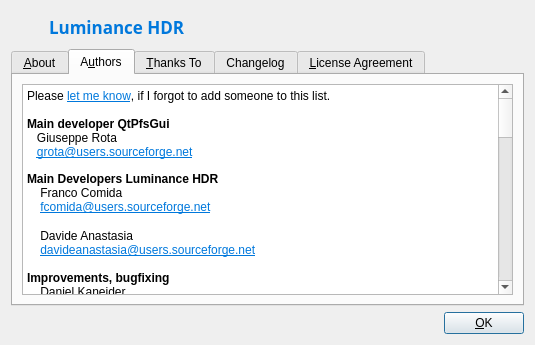
First picture: the form in src/UI/about.ui, repository LuminanceHDR/LuminanceHDR, before the edit.
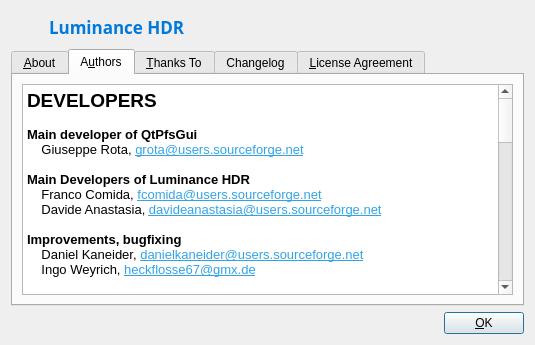
Second picture: the form after the edit. The open tabs and pages were chosen to show the change. Icons and pictures are not drawn.

Commit message: Updated About window

Diff of the .ui file:
```diff
--- a/src/UI/about.ui
+++ b/src/UI/about.ui
@@ -120,32 +120,62 @@
             <string>&lt;!DOCTYPE HTML PUBLIC &quot;-//W3C//DTD HTML 4.0//EN&quot; &quot;http://www.w3.org/TR/REC-html40/strict.dtd&quot;&gt;
 &lt;html&gt;&lt;head&gt;&lt;meta name=&quot;qrichtext&quot; content=&quot;1&quot; /&gt;&lt;style type=&quot;text/css&quot;&gt;
 p, li { white-space: pre-wrap; }
-&lt;/style&gt;&lt;/head&gt;&lt;body style=&quot; font-family:'Noto Sans'; font-size:8pt; font-weight:600; font-style:normal;&quot;&gt;
-&lt;p style=&quot; margin-top:0px; margin-bottom:0px; margin-left:0px; margin-right:0px; -qt-block-indent:0; text-indent:0px;&quot;&gt;&lt;span style=&quot; font-family:'Sans Serif'; font-size:9pt; font-weight:400;&quot;&gt;Please &lt;/span&gt;&lt;a href=&quot;mailto:davideanastasia@users.sourceforge.net&quot;&gt;&lt;span style=&quot; font-family:'Sans Serif'; font-size:9pt; font-weight:400; text-decoration: underline; color:#0078dc;&quot;&gt;let me know&lt;/span&gt;&lt;/a&gt;&lt;span style=&quot; font-family:'Sans Serif'; font-size:9pt; font-weight:400;&quot;&gt;, if I forgot to add someone to this list.&lt;/span&gt;&lt;/p&gt;
-&lt;p style=&quot; margin-top:0px; margin-bottom:0px; margin-left:0px; margin-right:0px; -qt-block-indent:0; text-indent:0px;&quot;&gt;&lt;span style=&quot; font-family:'Sans Serif'; font-size:9pt; font-weight:400;&quot;&gt;&lt;br /&gt;&lt;/span&gt;&lt;span style=&quot; font-family:'Sans Serif'; font-size:9pt;&quot;&gt;Main developer QtPfsGui&lt;/span&gt;&lt;/p&gt;
-&lt;p style=&quot; margin-top:0px; margin-bottom:0px; margin-left:0px; margin-right:0px; -qt-block-indent:0; text-indent:0px;&quot;&gt;&lt;span style=&quot; font-family:'Sans Serif'; font-size:9pt; font-weight:400;&quot;&gt;   Giuseppe Rota&lt;br /&gt;   &lt;/span&gt;&lt;a href=&quot;mailto:grota@users.sourceforge.net&quot;&gt;&lt;span style=&quot; font-family:'Sans Serif'; font-size:9pt; font-weight:400; text-decoration: underline; color:#0078dc;&quot;&gt;grota@users.sourceforge.net&lt;/span&gt;&lt;/a&gt;&lt;span style=&quot; font-family:'Sans Serif'; font-size:9pt; font-weight:400;&quot;&gt;&lt;br /&gt;&lt;/span&gt;&lt;/p&gt;
-&lt;p style=&quot; margin-top:0px; margin-bottom:0px; margin-left:0px; margin-right:0px; -qt-block-indent:0; text-indent:0px;&quot;&gt;&lt;span style=&quot; font-family:'Sans Serif'; font-size:9pt;&quot;&gt;Main Developers Luminance HDR&lt;/span&gt;&lt;/p&gt;
-&lt;p style=&quot; margin-top:0px; margin-bottom:0px; margin-left:0px; margin-right:0px; -qt-block-indent:0; text-indent:0px;&quot;&gt;&lt;span style=&quot; font-family:'Sans Serif'; font-size:9pt; font-weight:400;&quot;&gt;    Franco Comida&lt;/span&gt;&lt;/p&gt;
-&lt;p style=&quot; margin-top:0px; margin-bottom:0px; margin-left:0px; margin-right:0px; -qt-block-indent:0; text-indent:0px;&quot;&gt;&lt;span style=&quot; font-family:'Sans Serif'; font-size:9pt; font-weight:400;&quot;&gt;    &lt;/span&gt;&lt;a href=&quot;mailto:fcomida@users.sourceforge.net&quot;&gt;&lt;span style=&quot; font-family:'Sans Serif'; font-size:9pt; font-weight:400; text-decoration: underline; color:#0078dc;&quot;&gt;fcomida@users.sourceforge.net&lt;/span&gt;&lt;/a&gt;&lt;/p&gt;
-&lt;p style=&quot;-qt-paragraph-type:empty; margin-top:0px; margin-bottom:0px; margin-left:0px; margin-right:0px; -qt-block-indent:0; text-indent:0px; font-family:'Sans Serif'; font-size:10pt; font-weight:400;&quot;&gt;&lt;br /&gt;&lt;/p&gt;
-&lt;p style=&quot; margin-top:0px; margin-bottom:0px; margin-left:0px; margin-right:0px; -qt-block-indent:0; text-indent:0px;&quot;&gt;&lt;span style=&quot; font-family:'Sans Serif'; font-size:9pt; font-weight:400;&quot;&gt;    Davide Anastasia&lt;/span&gt;&lt;/p&gt;
-&lt;p style=&quot; margin-top:0px; margin-bottom:0px; margin-left:0px; margin-right:0px; -qt-block-indent:0; text-indent:0px;&quot;&gt;&lt;span style=&quot; font-family:'Sans Serif'; font-size:9pt; font-weight:400;&quot;&gt;    &lt;/span&gt;&lt;a href=&quot;mailto:davideanastasia@users.sourceforge.net&quot;&gt;&lt;span style=&quot; font-family:'Sans Serif'; font-size:9pt; font-weight:400; text-decoration: underline; color:#0078dc;&quot;&gt;davideanastasia@users.sourceforge.net&lt;/span&gt;&lt;/a&gt;&lt;/p&gt;
-&lt;p style=&quot; margin-top:0px; margin-bottom:0px; margin-left:0px; margin-right:0px; -qt-block-indent:0; text-indent:0px;&quot;&gt;&lt;span style=&quot; font-family:'Sans Serif'; font-size:9pt; font-weight:400;&quot;&gt;    &lt;br /&gt;&lt;/span&gt;&lt;span style=&quot; font-family:'Sans Serif'; font-size:9pt;&quot;&gt;Improvements, bugfixing&lt;/span&gt;&lt;/p&gt;
-&lt;p style=&quot; margin-top:0px; margin-bottom:0px; margin-left:0px; margin-right:0px; -qt-block-indent:0; text-indent:0px;&quot;&gt;&lt;span style=&quot; font-family:'Sans Serif'; font-size:9pt; font-weight:400;&quot;&gt;    Daniel Kaneider&lt;/span&gt;&lt;/p&gt;
-&lt;p style=&quot; margin-top:0px; margin-bottom:0px; margin-left:0px; margin-right:0px; -qt-block-indent:0; text-indent:0px;&quot;&gt;&lt;span style=&quot; font-family:'Sans Serif'; font-size:9pt; font-weight:400;&quot;&gt;    &lt;/span&gt;&lt;a href=&quot;mailto:danielkaneider@users.sourceforge.net&quot;&gt;&lt;span style=&quot; font-family:'Sans Serif'; font-size:9pt; font-weight:400; text-decoration: underline; color:#0078dc;&quot;&gt;danielkaneider@users.sourceforge.net&lt;/span&gt;&lt;/a&gt;&lt;/p&gt;
-&lt;p style=&quot;-qt-paragraph-type:empty; margin-top:0px; margin-bottom:0px; margin-left:0px; margin-right:0px; -qt-block-indent:0; text-indent:0px; font-family:'Sans Serif'; font-size:9pt; font-weight:400; text-decoration: underline; color:#0078dc;&quot;&gt;&lt;br /&gt;&lt;/p&gt;
-&lt;p style=&quot; margin-top:0px; margin-bottom:0px; margin-left:0px; margin-right:0px; -qt-block-indent:0; text-indent:0px;&quot;&gt;&lt;span style=&quot; font-family:'Sans Serif'; font-size:9pt;&quot;&gt;pfs{tools|calibration|tmo} codebase&lt;/span&gt;&lt;span style=&quot; font-family:'Sans Serif'; font-size:9pt; font-weight:400;&quot;&gt;&lt;br /&gt;   Grzegorz Krawczyk&lt;br /&gt;   &lt;/span&gt;&lt;a href=&quot;mailto:krawczyk@mpi-sb.mpg.de&quot;&gt;&lt;span style=&quot; font-family:'Sans Serif'; font-size:9pt; font-weight:400; text-decoration: underline; color:#0078dc;&quot;&gt;krawczyk@mpi-sb.mpg.de&lt;/span&gt;&lt;/a&gt;&lt;span style=&quot; font-family:'Sans Serif'; font-size:9pt; font-weight:400;&quot;&gt;&lt;br /&gt;   &lt;br /&gt;   Rafal Mantiuk&lt;br /&gt;   &lt;/span&gt;&lt;a href=&quot;mailto:mantiuk@mpi-sb.mpg.de&quot;&gt;&lt;span style=&quot; font-family:'Sans Serif'; font-size:9pt; font-weight:400; text-decoration: underline; color:#0078dc;&quot;&gt;mantiuk@mpi-sb.mpg.de &lt;/span&gt;&lt;/a&gt;&lt;/p&gt;
-&lt;p style=&quot; margin-top:0px; margin-bottom:0px; margin-left:0px; margin-right:0px; -qt-block-indent:0; text-indent:0px;&quot;&gt;&lt;span style=&quot; font-family:'Sans Serif'; font-size:9pt; font-weight:400; text-decoration: underline; color:#0078dc;&quot;&gt;&lt;br /&gt;&lt;/span&gt;&lt;span style=&quot; font-family:'Sans Serif'; font-size:9pt;&quot;&gt;G.Ward's Mean Threshold Bitmap (MTB) algorithm &lt;/span&gt;&lt;span style=&quot; font-family:'Sans Serif'; font-size:9pt; font-weight:400;&quot;&gt;&lt;br /&gt;   Nicholas Phillips&lt;br /&gt;   &lt;/span&gt;&lt;a href=&quot;ngphillips@gmail.com&quot;&gt;&lt;span style=&quot; font-family:'Sans Serif'; font-size:9pt; font-weight:400; text-decoration: underline; color:#0078dc;&quot;&gt;ngphillips@gmail.com&lt;/span&gt;&lt;/a&gt;&lt;span style=&quot; font-family:'Sans Serif'; font-size:9pt; font-weight:400;&quot;&gt;&lt;br /&gt;&lt;/span&gt;&lt;/p&gt;
-&lt;p style=&quot; margin-top:0px; margin-bottom:0px; margin-left:0px; margin-right:0px; -qt-block-indent:0; text-indent:0px;&quot;&gt;&lt;span style=&quot; font-family:'Sans Serif'; font-size:9pt;&quot;&gt;Mac OS X Maintainer&lt;/span&gt;&lt;/p&gt;
-&lt;p style=&quot; margin-top:0px; margin-bottom:0px; margin-left:0px; margin-right:0px; -qt-block-indent:0; text-indent:0px;&quot;&gt;&lt;span style=&quot; font-family:'Sans Serif'; font-size:9pt;&quot;&gt;   &lt;/span&gt;&lt;span style=&quot; font-family:'Sans Serif'; font-size:9pt; font-weight:400;&quot;&gt;Robin Mills&lt;/span&gt;&lt;/p&gt;
-&lt;p style=&quot; margin-top:0px; margin-bottom:0px; margin-left:0px; margin-right:0px; -qt-block-indent:0; text-indent:0px;&quot;&gt;&lt;span style=&quot; font-family:'Sans Serif'; font-size:9pt; font-weight:400;&quot;&gt;   &lt;/span&gt;&lt;a href=&quot;mailto:robin@clanmills.com&quot;&gt;&lt;span style=&quot; text-decoration: underline; color:#2980b9;&quot;&gt;robin@clanmills.com&lt;/span&gt;&lt;/a&gt;&lt;/p&gt;
-&lt;p style=&quot;-qt-paragraph-type:empty; margin-top:0px; margin-bottom:0px; margin-left:0px; margin-right:0px; -qt-block-indent:0; text-indent:0px; text-decoration: underline; color:#2980b9;&quot;&gt;&lt;br /&gt;&lt;/p&gt;
-&lt;p style=&quot; margin-top:0px; margin-bottom:0px; margin-left:0px; margin-right:0px; -qt-block-indent:0; text-indent:0px;&quot;&gt;&lt;span style=&quot; font-family:'Sans Serif'; font-size:9pt;&quot;&gt;The Luminance HDR translation team at Transifex&lt;/span&gt;&lt;span style=&quot; font-family:'Sans Serif'; font-size:9pt; font-weight:400;&quot;&gt;&lt;br /&gt;   &lt;/span&gt;&lt;a href=&quot;https://www.transifex.com/luminance-hdr/teams/&quot;&gt;&lt;span style=&quot; font-size:9pt; text-decoration: underline; color:#2980b9;&quot;&gt;Team&lt;/span&gt;&lt;/a&gt;&lt;/p&gt;
-&lt;p style=&quot; margin-top:0px; margin-bottom:0px; margin-left:0px; margin-right:0px; -qt-block-indent:0; text-indent:0px;&quot;&gt;&lt;span style=&quot; font-family:'Sans Serif'; font-size:9pt; font-weight:400;&quot;&gt;&lt;br /&gt;&lt;/span&gt;&lt;span style=&quot; font-family:'Sans Serif'; font-size:9pt;&quot;&gt;Russian translator, usability fixes, user manual, .desktop file&lt;/span&gt;&lt;span style=&quot; font-family:'Sans Serif'; font-size:9pt; font-weight:400;&quot;&gt;&lt;br /&gt;   Alexandre Prokoudine&lt;br /&gt;   &lt;/span&gt;&lt;a href=&quot;alexandre.prokoudine@gmail.com&quot;&gt;&lt;span style=&quot; font-family:'Sans Serif'; font-size:9pt; font-weight:400; text-decoration: underline; color:#0078dc;&quot;&gt;alexandre.prokoudine@gmail.com&lt;/span&gt;&lt;/a&gt;&lt;span style=&quot; font-family:'Sans Serif'; font-size:9pt; font-weight:400;&quot;&gt;&lt;br /&gt;   &lt;br /&gt;&lt;/span&gt;&lt;span style=&quot; font-family:'Sans Serif'; font-size:9pt;&quot;&gt;Norwegian translator&lt;/span&gt;&lt;span style=&quot; font-family:'Sans Serif'; font-size:9pt; font-weight:400;&quot;&gt;&lt;br /&gt;   Åsmund Ødegård&lt;br /&gt;   &lt;/span&gt;&lt;a href=&quot;mandus@users.sourceforge.net&quot;&gt;&lt;span style=&quot; font-family:'Sans Serif'; font-size:9pt; font-weight:400; text-decoration: underline; color:#0078dc;&quot;&gt;mandus@users.sourceforge.net&lt;/span&gt;&lt;/a&gt;&lt;span style=&quot; font-family:'Sans Serif'; font-size:9pt; font-weight:400;&quot;&gt;&lt;br /&gt;   &lt;br /&gt;&lt;/span&gt;&lt;span style=&quot; font-family:'Sans Serif'; font-size:9pt;&quot;&gt;Turkish translator&lt;/span&gt;&lt;span style=&quot; font-family:'Sans Serif'; font-size:9pt; font-weight:400;&quot;&gt;&lt;br /&gt;   Mustafa GÜNAY&lt;br /&gt;&lt;br /&gt;&lt;/span&gt;&lt;span style=&quot; font-family:'Sans Serif'; font-size:9pt;&quot;&gt;French translator&lt;/span&gt;&lt;span style=&quot; font-family:'Sans Serif'; font-size:9pt; font-weight:400;&quot;&gt;&lt;br /&gt;   Cyril Lavier&lt;br /&gt;   &lt;br /&gt;&lt;/span&gt;&lt;span style=&quot; font-family:'Sans Serif'; font-size:9pt;&quot;&gt;Spanish translator&lt;/span&gt;&lt;span style=&quot; font-family:'Sans Serif'; font-size:9pt; font-weight:400;&quot;&gt;&lt;br /&gt;   Alberto Garcia&lt;br /&gt;   &lt;br /&gt;&lt;/span&gt;&lt;span style=&quot; font-family:'Sans Serif'; font-size:9pt;&quot;&gt;German translator&lt;/span&gt;&lt;span style=&quot; font-family:'Sans Serif'; font-size:9pt; font-weight:400;&quot;&gt;&lt;br /&gt;   Christian Raue&lt;br /&gt;&lt;br /&gt;&lt;/span&gt;&lt;span style=&quot; font-family:'Sans Serif'; font-size:9pt;&quot;&gt;Czech translator&lt;/span&gt;&lt;span style=&quot; font-family:'Sans Serif'; font-size:9pt; font-weight:400;&quot;&gt;&lt;br /&gt;   Jan Gemela&lt;br /&gt;   &lt;br /&gt;&lt;/span&gt;&lt;span style=&quot; font-family:'Sans Serif'; font-size:9pt;&quot;&gt;Polish translator&lt;/span&gt;&lt;span style=&quot; font-family:'Sans Serif'; font-size:9pt; font-weight:400;&quot;&gt;&lt;br /&gt;   Maciej Dziardziel&lt;br /&gt;   &lt;br /&gt;&lt;/span&gt;&lt;span style=&quot; font-family:'Sans Serif'; font-size:9pt;&quot;&gt;Romanian translator&lt;/span&gt;&lt;span style=&quot; font-family:'Sans Serif'; font-size:9pt; font-weight:400;&quot;&gt;&lt;br /&gt;   Andrei Răcăşan&lt;br /&gt;&lt;/span&gt;&lt;/p&gt;
-&lt;p style=&quot; margin-top:0px; margin-bottom:0px; margin-left:0px; margin-right:0px; -qt-block-indent:0; text-indent:0px;&quot;&gt;&lt;span style=&quot; font-family:'Sans Serif'; font-size:9pt;&quot;&gt;Chinese translator&lt;/span&gt;&lt;/p&gt;
-&lt;p style=&quot; margin-top:0px; margin-bottom:0px; margin-left:0px; margin-right:0px; -qt-block-indent:0; text-indent:0px;&quot;&gt;&lt;span style=&quot; font-family:'Sans Serif'; font-size:9pt; font-weight:400;&quot;&gt;   Lei Zhao&lt;/span&gt;&lt;/p&gt;
-&lt;p style=&quot;-qt-paragraph-type:empty; margin-top:0px; margin-bottom:0px; margin-left:0px; margin-right:0px; -qt-block-indent:0; text-indent:0px; font-family:'Sans Serif'; font-size:9pt; font-weight:400;&quot;&gt;&lt;br /&gt;&lt;/p&gt;
-&lt;p style=&quot; margin-top:0px; margin-bottom:0px; margin-left:0px; margin-right:0px; -qt-block-indent:0; text-indent:0px;&quot;&gt;&lt;span style=&quot; font-family:'Sans Serif'; font-size:9pt;&quot;&gt;FreeBSD patches and maintainers&lt;/span&gt;&lt;span style=&quot; font-family:'Sans Serif'; font-size:9pt; font-weight:400;&quot;&gt;&lt;br /&gt;Joao Rocha Braga Filho, Bertrand Petit and Steffen Beyer&lt;br /&gt;&lt;/span&gt;&lt;/p&gt;&lt;/body&gt;&lt;/html&gt;</string>
+&lt;/style&gt;&lt;/head&gt;&lt;body style=&quot; font-family:'Noto Sans'; font-size:10pt; font-weight:400; font-style:normal;&quot;&gt;
+&lt;p style=&quot; margin-top:0px; margin-bottom:0px; margin-left:0px; margin-right:0px; -qt-block-indent:0; text-indent:0px;&quot;&gt;&lt;span style=&quot; font-size:14pt; font-weight:600;&quot;&gt;DEVELOPERS&lt;/span&gt;&lt;/p&gt;
+&lt;p style=&quot;-qt-paragraph-type:empty; margin-top:0px; margin-bottom:0px; margin-left:0px; margin-right:0px; -qt-block-indent:0; text-indent:0px;&quot;&gt;&lt;br /&gt;&lt;/p&gt;
+&lt;p style=&quot; margin-top:0px; margin-bottom:0px; margin-left:0px; margin-right:0px; -qt-block-indent:0; text-indent:0px;&quot;&gt;&lt;span style=&quot; font-weight:600;&quot;&gt;Main developer of QtPfsGui&lt;/span&gt;&lt;/p&gt;
+&lt;p style=&quot; margin-top:0px; margin-bottom:0px; margin-left:0px; margin-right:0px; -qt-block-indent:0; text-indent:0px;&quot;&gt;    Giuseppe Rota, &lt;a href=&quot;mailto:grota@users.sourceforge.net&quot;&gt;&lt;span style=&quot; text-decoration: underline; color:#32a4e6;&quot;&gt;grota@users.sourceforge.net&lt;/span&gt;&lt;/a&gt;&lt;/p&gt;
+&lt;p style=&quot;-qt-paragraph-type:empty; margin-top:0px; margin-bottom:0px; margin-left:0px; margin-right:0px; -qt-block-indent:0; text-indent:0px;&quot;&gt;&lt;br /&gt;&lt;/p&gt;
+&lt;p style=&quot; margin-top:0px; margin-bottom:0px; margin-left:0px; margin-right:0px; -qt-block-indent:0; text-indent:0px;&quot;&gt;&lt;span style=&quot; font-weight:600;&quot;&gt;Main Developers of Luminance HDR&lt;/span&gt;&lt;/p&gt;
+&lt;p style=&quot; margin-top:0px; margin-bottom:0px; margin-left:0px; margin-right:0px; -qt-block-indent:0; text-indent:0px;&quot;&gt;    Franco Comida, &lt;a href=&quot;mailto:fcomida@users.sourceforge.net&quot;&gt;&lt;span style=&quot; text-decoration: underline; color:#32a4e6;&quot;&gt;fcomida@users.sourceforge.net&lt;/span&gt;&lt;/a&gt;&lt;/p&gt;
+&lt;p style=&quot; margin-top:0px; margin-bottom:0px; margin-left:0px; margin-right:0px; -qt-block-indent:0; text-indent:0px;&quot;&gt;    Davide Anastasia, &lt;a href=&quot;mailto:davideanastasia@users.sourceforge.net&quot;&gt;&lt;span style=&quot; text-decoration: underline; color:#32a4e6;&quot;&gt;davideanastasia@users.sourceforge.net&lt;/span&gt;&lt;/a&gt;&lt;/p&gt;
+&lt;p style=&quot;-qt-paragraph-type:empty; margin-top:0px; margin-bottom:0px; margin-left:0px; margin-right:0px; -qt-block-indent:0; text-indent:0px;&quot;&gt;&lt;br /&gt;&lt;/p&gt;
+&lt;p style=&quot; margin-top:0px; margin-bottom:0px; margin-left:0px; margin-right:0px; -qt-block-indent:0; text-indent:0px;&quot;&gt;&lt;span style=&quot; font-weight:600;&quot;&gt;Improvements, bugfixing&lt;/span&gt;&lt;/p&gt;
+&lt;p style=&quot; margin-top:0px; margin-bottom:0px; margin-left:0px; margin-right:0px; -qt-block-indent:0; text-indent:0px;&quot;&gt;    Daniel Kaneider, &lt;a href=&quot;mailto:danielkaneider@users.sourceforge.net&quot;&gt;&lt;span style=&quot; text-decoration: underline; color:#32a4e6;&quot;&gt;danielkaneider@users.sourceforge.net&lt;/span&gt;&lt;/a&gt;&lt;/p&gt;
+&lt;p style=&quot; margin-top:0px; margin-bottom:0px; margin-left:0px; margin-right:0px; -qt-block-indent:0; text-indent:0px;&quot;&gt;    Ingo Weyrich, &lt;a href=&quot;mailto:heckflosse67@gmx.de&quot;&gt;&lt;span style=&quot; text-decoration: underline; color:#32a4e6;&quot;&gt;heckflosse67@gmx.de&lt;/span&gt;&lt;/a&gt;&lt;/p&gt;
+&lt;p style=&quot;-qt-paragraph-type:empty; margin-top:0px; margin-bottom:0px; margin-left:0px; margin-right:0px; -qt-block-indent:0; text-indent:0px;&quot;&gt;&lt;br /&gt;&lt;/p&gt;
+&lt;p style=&quot; margin-top:0px; margin-bottom:0px; margin-left:0px; margin-right:0px; -qt-block-indent:0; text-indent:0px;&quot;&gt;&lt;span style=&quot; font-weight:600;&quot;&gt;pfs{tools|calibration|tmo} codebase&lt;/span&gt;&lt;/p&gt;
+&lt;p style=&quot; margin-top:0px; margin-bottom:0px; margin-left:0px; margin-right:0px; -qt-block-indent:0; text-indent:0px;&quot;&gt;    Grzegorz Krawczyk, &lt;a href=&quot;mailto:krawczyk@mpi-sb.mpg.de&quot;&gt;&lt;span style=&quot; text-decoration: underline; color:#32a4e6;&quot;&gt;krawczyk@mpi-sb.mpg.de&lt;/span&gt;&lt;/a&gt;&lt;/p&gt;
+&lt;p style=&quot; margin-top:0px; margin-bottom:0px; margin-left:0px; margin-right:0px; -qt-block-indent:0; text-indent:0px;&quot;&gt;    Rafal Mantiuk, &lt;a href=&quot;mailto:mantiuk@mpi-sb.mpg.de&quot;&gt;&lt;span style=&quot; text-decoration: underline; color:#32a4e6;&quot;&gt;mantiuk@mpi-sb.mpg.de&lt;/span&gt;&lt;/a&gt;&lt;/p&gt;
+&lt;p style=&quot;-qt-paragraph-type:empty; margin-top:0px; margin-bottom:0px; margin-left:0px; margin-right:0px; -qt-block-indent:0; text-indent:0px;&quot;&gt;&lt;br /&gt;&lt;/p&gt;
+&lt;p style=&quot; margin-top:0px; margin-bottom:0px; margin-left:0px; margin-right:0px; -qt-block-indent:0; text-indent:0px;&quot;&gt;&lt;span style=&quot; font-weight:600;&quot;&gt;G.Ward's Mean Threshold Bitmap (MTB) algorithm&lt;/span&gt;&lt;/p&gt;
+&lt;p style=&quot; margin-top:0px; margin-bottom:0px; margin-left:0px; margin-right:0px; -qt-block-indent:0; text-indent:0px;&quot;&gt;    Nicholas Phillips, &lt;a href=&quot;mailto:ngphillips@gmail.com&quot;&gt;&lt;span style=&quot; text-decoration: underline; color:#32a4e6;&quot;&gt;ngphillips@gmail.com&lt;/span&gt;&lt;/a&gt;&lt;/p&gt;
+&lt;p style=&quot;-qt-paragraph-type:empty; margin-top:0px; margin-bottom:0px; margin-left:0px; margin-right:0px; -qt-block-indent:0; text-indent:0px;&quot;&gt;&lt;br /&gt;&lt;/p&gt;
+&lt;p style=&quot; margin-top:0px; margin-bottom:0px; margin-left:0px; margin-right:0px; -qt-block-indent:0; text-indent:0px;&quot;&gt;&lt;span style=&quot; font-size:14pt; font-weight:600;&quot;&gt;CONTRIBUTORS&lt;/span&gt;&lt;/p&gt;
+&lt;p style=&quot;-qt-paragraph-type:empty; margin-top:0px; margin-bottom:0px; margin-left:0px; margin-right:0px; -qt-block-indent:0; text-indent:0px;&quot;&gt;&lt;br /&gt;&lt;/p&gt;
+&lt;p style=&quot; margin-top:0px; margin-bottom:0px; margin-left:0px; margin-right:0px; -qt-block-indent:0; text-indent:0px;&quot;&gt;    Arne Hagenah&lt;/p&gt;
+&lt;p style=&quot; margin-top:0px; margin-bottom:0px; margin-left:0px; margin-right:0px; -qt-block-indent:0; text-indent:0px;&quot;&gt;    Ignacy Gawedzki&lt;/p&gt;
+&lt;p style=&quot; margin-top:0px; margin-bottom:0px; margin-left:0px; margin-right:0px; -qt-block-indent:0; text-indent:0px;&quot;&gt;    Jean-Christophe Frisch, &lt;a href=&quot;mailto:natureh.510@gmail.com&quot;&gt;&lt;span style=&quot; text-decoration: underline; color:#32a4e6;&quot;&gt;natureh.510@gmail.com&lt;/span&gt;&lt;/a&gt;&lt;/p&gt;
+&lt;p style=&quot; margin-top:0px; margin-bottom:0px; margin-left:0px; margin-right:0px; -qt-block-indent:0; text-indent:0px;&quot;&gt;    Morgan Hardwood, &lt;a href=&quot;https://github.com/Beep6581&quot;&gt;&lt;span style=&quot; text-decoration: underline; color:#32a4e6;&quot;&gt;https://github.com/Beep6581&lt;/span&gt;&lt;/a&gt;&lt;/p&gt;
+&lt;p style=&quot;-qt-paragraph-type:empty; margin-top:0px; margin-bottom:0px; margin-left:0px; margin-right:0px; -qt-block-indent:0; text-indent:0px;&quot;&gt;&lt;br /&gt;&lt;/p&gt;
+&lt;p style=&quot; margin-top:0px; margin-bottom:0px; margin-left:0px; margin-right:0px; -qt-block-indent:0; text-indent:0px;&quot;&gt;&lt;span style=&quot; font-size:14pt; font-weight:600;&quot;&gt;PACKAGE MAINTAINERS&lt;/span&gt;&lt;/p&gt;
+&lt;p style=&quot;-qt-paragraph-type:empty; margin-top:0px; margin-bottom:0px; margin-left:0px; margin-right:0px; -qt-block-indent:0; text-indent:0px;&quot;&gt;&lt;br /&gt;&lt;/p&gt;
+&lt;p style=&quot; margin-top:0px; margin-bottom:0px; margin-left:0px; margin-right:0px; -qt-block-indent:0; text-indent:0px;&quot;&gt;&lt;span style=&quot; font-weight:600;&quot;&gt;Linux:&lt;/span&gt;&lt;/p&gt;
+&lt;p style=&quot; margin-top:0px; margin-bottom:0px; margin-left:0px; margin-right:0px; -qt-block-indent:0; text-indent:0px;&quot;&gt;    &lt;span style=&quot; font-weight:600;&quot;&gt;AppImage&lt;/span&gt;: Carmelo Dr Raw, &lt;a href=&quot;https://github.com/aferrero2707&quot;&gt;&lt;span style=&quot; text-decoration: underline; color:#32a4e6;&quot;&gt;https://github.com/aferrero2707&lt;/span&gt;&lt;/a&gt;&lt;/p&gt;
+&lt;p style=&quot; margin-top:0px; margin-bottom:0px; margin-left:0px; margin-right:0px; -qt-block-indent:0; text-indent:0px;&quot;&gt;&lt;span style=&quot; font-weight:600;&quot;&gt;    Fedora&lt;/span&gt;: Douglas E. Warner&lt;/p&gt;
+&lt;p style=&quot; margin-top:0px; margin-bottom:0px; margin-left:0px; margin-right:0px; -qt-block-indent:0; text-indent:0px;&quot;&gt;&lt;span style=&quot; font-weight:600;&quot;&gt;    FreeBSD: &lt;/span&gt;Joao Rocha Braga Filho, Bertrand Petit and Steffen Beyer&lt;/p&gt;
+&lt;p style=&quot; margin-top:0px; margin-bottom:0px; margin-left:0px; margin-right:0px; -qt-block-indent:0; text-indent:0px;&quot;&gt;    &lt;span style=&quot; font-weight:600;&quot;&gt;Gentoo&lt;/span&gt;: Rene Zbinden&lt;/p&gt;
+&lt;p style=&quot; margin-top:0px; margin-bottom:0px; margin-left:0px; margin-right:0px; -qt-block-indent:0; text-indent:0px;&quot;&gt;&lt;span style=&quot; font-weight:600;&quot;&gt;    OpenSUSE&lt;/span&gt;: Peter Linnell, Rauch Christian&lt;/p&gt;
+&lt;p style=&quot;-qt-paragraph-type:empty; margin-top:0px; margin-bottom:0px; margin-left:0px; margin-right:0px; -qt-block-indent:0; text-indent:0px;&quot;&gt;&lt;br /&gt;&lt;/p&gt;
+&lt;p style=&quot; margin-top:0px; margin-bottom:0px; margin-left:0px; margin-right:0px; -qt-block-indent:0; text-indent:0px;&quot;&gt;&lt;span style=&quot; font-weight:600;&quot;&gt;macOS&lt;/span&gt;&lt;/p&gt;
+&lt;p style=&quot; margin-top:0px; margin-bottom:0px; margin-left:0px; margin-right:0px; -qt-block-indent:0; text-indent:0px;&quot;&gt;    Robin Mills, &lt;a href=&quot;mailto:robin@clanmills.com&quot;&gt;&lt;span style=&quot; text-decoration: underline; color:#32a4e6;&quot;&gt;robin@clanmills.com&lt;/span&gt;&lt;/a&gt;&lt;/p&gt;
+&lt;p style=&quot; margin-top:0px; margin-bottom:0px; margin-left:0px; margin-right:0px; -qt-block-indent:0; text-indent:0px;&quot;&gt;    HIRAM, &lt;a href=&quot;https://github.com/Benitoite&quot;&gt;&lt;span style=&quot; text-decoration: underline; color:#32a4e6;&quot;&gt;https://github.com/Benitoite&lt;/span&gt;&lt;/a&gt;&lt;/p&gt;
+&lt;p style=&quot;-qt-paragraph-type:empty; margin-top:0px; margin-bottom:0px; margin-left:0px; margin-right:0px; -qt-block-indent:0; text-indent:0px;&quot;&gt;&lt;br /&gt;&lt;/p&gt;
+&lt;p style=&quot; margin-top:0px; margin-bottom:0px; margin-left:0px; margin-right:0px; -qt-block-indent:0; text-indent:0px;&quot;&gt;&lt;span style=&quot; font-weight:600;&quot;&gt;Windows&lt;/span&gt;&lt;/p&gt;
+&lt;p style=&quot;-qt-paragraph-type:empty; margin-top:0px; margin-bottom:0px; margin-left:0px; margin-right:0px; -qt-block-indent:0; text-indent:0px;&quot;&gt;&lt;br /&gt;&lt;/p&gt;
+&lt;p style=&quot; margin-top:0px; margin-bottom:0px; margin-left:0px; margin-right:0px; -qt-block-indent:0; text-indent:0px;&quot;&gt;&lt;span style=&quot; font-size:14pt; font-weight:600;&quot;&gt;TRANSLATORS&lt;/span&gt;&lt;/p&gt;
+&lt;p style=&quot;-qt-paragraph-type:empty; margin-top:0px; margin-bottom:0px; margin-left:0px; margin-right:0px; -qt-block-indent:0; text-indent:0px;&quot;&gt;&lt;br /&gt;&lt;/p&gt;
+&lt;p style=&quot; margin-top:0px; margin-bottom:0px; margin-left:0px; margin-right:0px; -qt-block-indent:0; text-indent:0px;&quot;&gt;    &lt;a href=&quot;https://www.transifex.com/luminance-hdr/teams/&quot;&gt;&lt;span style=&quot; text-decoration: underline; color:#32a4e6;&quot;&gt;Luminance HDR translation team&lt;/span&gt;&lt;/a&gt; at Transifex&lt;/p&gt;
+&lt;p style=&quot; margin-top:0px; margin-bottom:0px; margin-left:0px; margin-right:0px; -qt-block-indent:0; text-indent:0px;&quot;&gt;    &lt;span style=&quot; font-weight:600;&quot;&gt;Chinese&lt;/span&gt;: Lei Zhao&lt;/p&gt;
+&lt;p style=&quot; margin-top:0px; margin-bottom:0px; margin-left:0px; margin-right:0px; -qt-block-indent:0; text-indent:0px;&quot;&gt;    &lt;span style=&quot; font-weight:600;&quot;&gt;Czech&lt;/span&gt;: Jan Gemela&lt;/p&gt;
+&lt;p style=&quot; margin-top:0px; margin-bottom:0px; margin-left:0px; margin-right:0px; -qt-block-indent:0; text-indent:0px;&quot;&gt;    &lt;span style=&quot; font-weight:600;&quot;&gt;French&lt;/span&gt;: Cyril Lavier&lt;/p&gt;
+&lt;p style=&quot; margin-top:0px; margin-bottom:0px; margin-left:0px; margin-right:0px; -qt-block-indent:0; text-indent:0px;&quot;&gt;    &lt;span style=&quot; font-weight:600;&quot;&gt;German&lt;/span&gt;: Christian Raue&lt;/p&gt;
+&lt;p style=&quot; margin-top:0px; margin-bottom:0px; margin-left:0px; margin-right:0px; -qt-block-indent:0; text-indent:0px;&quot;&gt;    &lt;span style=&quot; font-weight:600;&quot;&gt;Norwegian&lt;/span&gt;: Åsmund Ødegård, &lt;a href=&quot;mailto:mandus@users.sourceforge.net&quot;&gt;&lt;span style=&quot; text-decoration: underline; color:#32a4e6;&quot;&gt;mandus@users.sourceforge.net&lt;/span&gt;&lt;/a&gt;&lt;/p&gt;
+&lt;p style=&quot; margin-top:0px; margin-bottom:0px; margin-left:0px; margin-right:0px; -qt-block-indent:0; text-indent:0px;&quot;&gt;    &lt;span style=&quot; font-weight:600;&quot;&gt;Polish&lt;/span&gt;: Maciej Dziardziel&lt;/p&gt;
+&lt;p style=&quot; margin-top:0px; margin-bottom:0px; margin-left:0px; margin-right:0px; -qt-block-indent:0; text-indent:0px;&quot;&gt;    &lt;span style=&quot; font-weight:600;&quot;&gt;Romanian&lt;/span&gt;: Andrei Răcăşan&lt;/p&gt;
+&lt;p style=&quot; margin-top:0px; margin-bottom:0px; margin-left:0px; margin-right:0px; -qt-block-indent:0; text-indent:0px;&quot;&gt;    &lt;span style=&quot; font-weight:600;&quot;&gt;Russian&lt;/span&gt;: Alexandre Prokoudine, &lt;a href=&quot;mailto:alexandre.prokoudine@gmail.com&quot;&gt;&lt;span style=&quot; text-decoration: underline; color:#32a4e6;&quot;&gt;alexandre.prokoudine@gmail.com&lt;/span&gt;&lt;/a&gt;&lt;/p&gt;
+&lt;p style=&quot; margin-top:0px; margin-bottom:0px; margin-left:0px; margin-right:0px; -qt-block-indent:0; text-indent:0px;&quot;&gt;    &lt;span style=&quot; font-weight:600;&quot;&gt;Spanish&lt;/span&gt;: Alberto Garcia&lt;/p&gt;
+&lt;p style=&quot; margin-top:0px; margin-bottom:0px; margin-left:0px; margin-right:0px; -qt-block-indent:0; text-indent:0px;&quot;&gt;    &lt;span style=&quot; font-weight:600;&quot;&gt;Turkish&lt;/span&gt;: Mustafa Günay&lt;/p&gt;&lt;/body&gt;&lt;/html&gt;</string>
            </property>
            <property name="openExternalLinks">
             <bool>true</bool>
```
Left out of the diff: 46 changed lines with no effect on the pictures.
